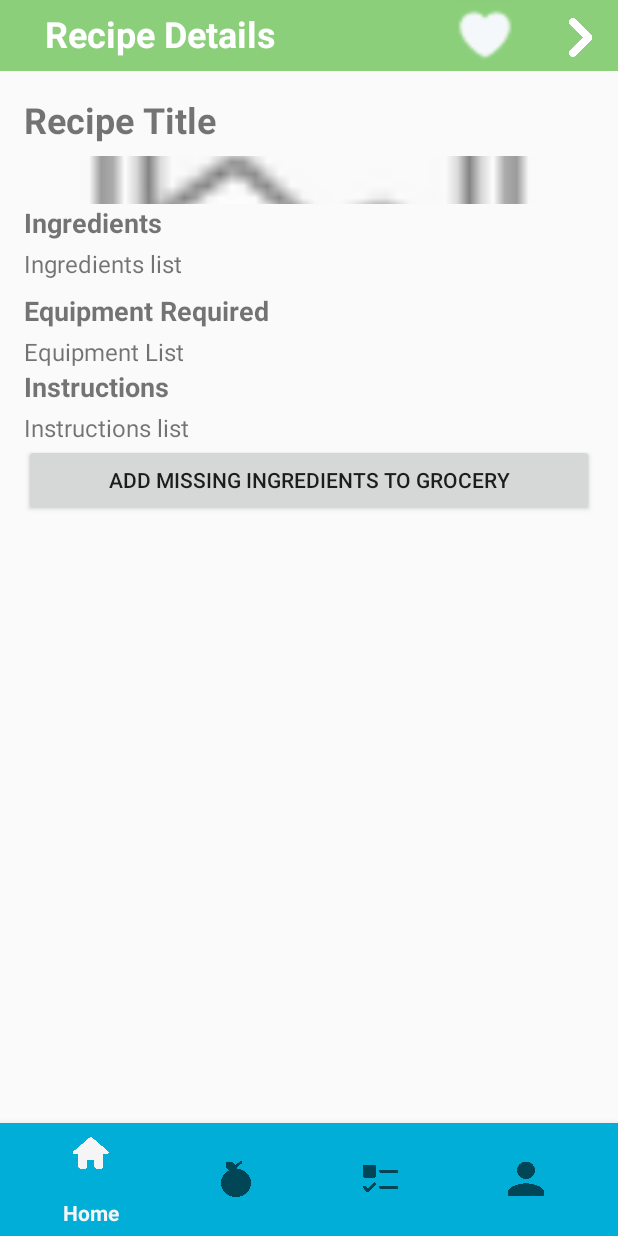
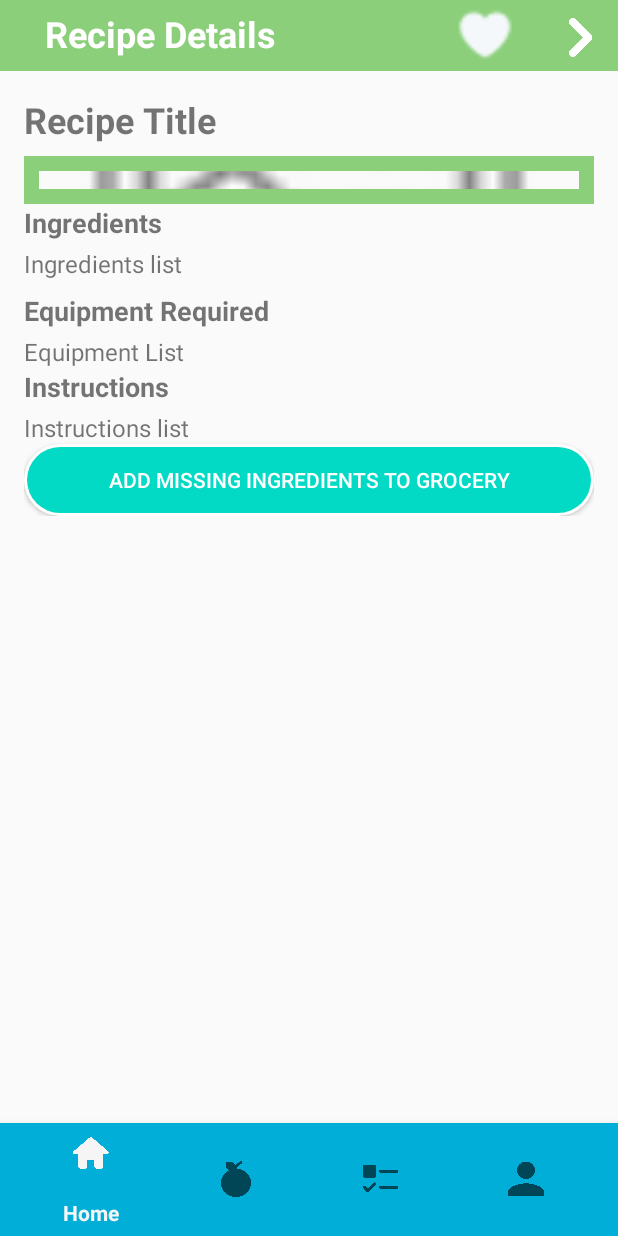
Before and after one commit to hunainadhi/Foodification-app, an Android app: the fragment RecipeDetailFragment placed in its activity, on a phone screen of 412 x 824 dp. Run offline under Robolectric (Android 15) with nearby library versions, the phone set to English and light mode, and no system bars; our stand-ins replace Firebase (no records; nobody signed in at launch, a user with empty details on screens opened directly), Picasso, Volley; network calls fail; pictures from the network do not load.

Commit message:
Malik Polish and bug fixes 1.0

```diff
--- a/app/src/main/java/com/example/foodification/BaseActivity.java
+++ b/app/src/main/java/com/example/foodification/BaseActivity.java
@@ -30,7 +30,7 @@ public class BaseActivity extends AppCompatActivity {
                     replaceFragment(new UserInfoFragment());
                     return true;
                 }
-                else if (item.getItemId() == R.id.person) {
+                else if (item.getItemId() == R.id.home) {
                     // Replace startActivity with fragment transaction
                     replaceFragment(new HomeFragment());
                     return true;
@@ -40,9 +40,9 @@ public class BaseActivity extends AppCompatActivity {
                     replaceFragment(new InventoryFragment());
                     return true;
                 }
-                else if (item.getItemId() == R.id.home) {
+                else if (item.getItemId() == R.id.recipe) {
                     // Replace startActivity with fragment transaction
-                    replaceFragment(new RecipePageFragment());
+                    replaceFragment(new GroceryFragment());
                     return true;
                 }
                 return false;
--- a/app/src/main/java/com/example/foodification/HomeFragment.java
+++ b/app/src/main/java/com/example/foodification/HomeFragment.java
@@ -151,8 +151,9 @@ public class HomeFragment extends Fragment {
                                 }
 
                                 int totalIngredients = recipeObject.getInt("usedIngredientCount") + missedIngredients.length();
-                                double missedPercentage = totalIngredients == 0 ? 0 : (double) missedIngredients.length() / totalIngredients * 100;
-                                String missedPer = String.valueOf(missedPercentage).substring(0,4);
+                                double missedPercentage = totalIngredients == 0 ? 0 :  (double) missedIngredients.length() / totalIngredients * 100;
+
+                                String missedPer = String.valueOf((int)missedPercentage);
                                 String missedCount = String.valueOf(missedIngredients.length());
 
 
--- a/app/src/main/java/com/example/foodification/RecipeDetailFragment.java
+++ b/app/src/main/java/com/example/foodification/RecipeDetailFragment.java
@@ -10,6 +10,7 @@ import android.view.LayoutInflater;
 import android.view.View;
 import android.view.ViewGroup;
 import android.widget.Button;
+import android.widget.ImageView;
 import android.widget.TextView;
 import android.widget.Toast;
 
@@ -26,6 +27,7 @@ import com.google.firebase.database.DatabaseReference;
 import com.google.firebase.database.FirebaseDatabase;
 import com.google.firebase.database.ValueEventListener;
 import com.google.gson.Gson;
+import com.squareup.picasso.Picasso;
 
 import java.util.HashMap;
 import java.util.LinkedHashSet;
@@ -37,6 +39,8 @@ public class RecipeDetailFragment extends Fragment {
 
     // UI elements
     private TextView recipeTitle;
+    private ImageView recipeImage;
+
     private TextView recipeIngredients;
     private TextView recipeInstructions, recipeEquipment;
     private Button missingIngredientsButton;
@@ -72,6 +76,7 @@ public class RecipeDetailFragment extends Fragment {
         recipeIngredients = view.findViewById(R.id.detail_recipe_ingredients);
         recipeInstructions = view.findViewById(R.id.detail_recipe_instructions);
         recipeEquipment= view.findViewById(R.id.detail_recipe_equipment);
+        recipeImage= view.findViewById(R.id.recipeImage);
         SharedPreferences preferences = PreferenceManager.getDefaultSharedPreferences(requireContext());
         email = preferences.getString("global_variable_key", "default_value");
         FirebaseApp.initializeApp(requireContext());
@@ -95,6 +100,12 @@ public class RecipeDetailFragment extends Fragment {
 
             // Populate the UI elements with the recipe detail data
             if (recipeDetail != null) {
+                String imageUrl = recipeDetail.getImage();
+                       Picasso.get()
+                        .load(imageUrl)
+//                        .placeholder(R.drawable.placeholder_image) // Placeholder image
+//                        .error(R.drawable.error_image) // Image to display on error
+                        .into(recipeImage);
                 recipeTitle.setText(recipeDetail.getName());
                 recipeIngredients.setText(formatIngredients(recipeDetail.getSteps()));
                 recipeEquipment.setText(formatEquipment(recipeDetail.getSteps()));
--- a/app/src/main/java/com/example/foodification/RecipePageFragment.java
+++ b/app/src/main/java/com/example/foodification/RecipePageFragment.java
@@ -99,7 +99,7 @@ public class RecipePageFragment extends Fragment {
                             public void onResponse(JSONArray response) {
                                 try {
 
-                                    RecipeDetail recipeDetail = parseRecipeDetail(response, name,missedIngredients);
+                                    RecipeDetail recipeDetail = parseRecipeDetail(response, name,missedIngredients, recipe.getImage());
                                     openRecipeDetailFragment(recipeDetail,recipe);
                                 } catch (JSONException e) {
                                     e.printStackTrace();
@@ -135,7 +135,7 @@ public class RecipePageFragment extends Fragment {
         MySingleton.getInstance(getContext()).addToRequestQueue(jsonObjectRequest);
     }
 
-    private RecipeDetail parseRecipeDetail(JSONArray response, String rName, List<Ingredient> missedIngredients) throws JSONException {
+    private RecipeDetail parseRecipeDetail(JSONArray response, String rName, List<Ingredient> missedIngredients, String image) throws JSONException {
         RecipeDetail recipeDetail = new RecipeDetail();
 
         if (response.length() > 0) {
@@ -182,6 +182,8 @@ public class RecipePageFragment extends Fragment {
             }
             recipeDetail.setSteps(steps);
             recipeDetail.setMissingIngredients(missedIngredients);
+            recipeDetail.setImage(image);
+
         }
 
         return recipeDetail;
--- /dev/null
+++ b/app/src/main/res/drawable/buttons.xml
@@ -0,0 +1,18 @@
+<?xml version="1.0" encoding="utf-8"?>
+<!-- res/drawable/rounded_border.xml -->
+<layer-list xmlns:android="http://schemas.android.com/apk/res/android">
+    <item>
+        <shape android:shape="rectangle">
+            <solid android:color="#FFFFFF" /> <!-- Background color -->
+            <corners android:radius="50dp" /> <!-- Radius for rounded corners -->
+        </shape>
+    </item>
+    <item android:right="2dp" android:left="2dp" android:top="2dp" android:bottom="2dp">
+        <shape android:shape="rectangle">
+            <corners android:radius="50dp" /> <!-- Radius for rounded corners -->
+            <gradient
+                android:startColor="@color/teal_200" android:endColor="@color/teal_200" android:angle="45"/>
+            <!-- Angle for the gradient -->
+        </shape>
+    </item>
+</layer-list>
--- /dev/null
+++ b/app/src/main/res/drawable/corners_image.xml
@@ -0,0 +1,20 @@
+<?xml version="1.0" encoding="utf-8"?>
+    <!-- res/drawable/gradient_border.xml -->
+<layer-list xmlns:android="http://schemas.android.com/apk/res/android">
+<!-- Background -->
+<item>
+    <shape android:shape="rectangle">
+        <solid android:color="@android:color/transparent" />
+    </shape>
+</item>
+
+<!-- Gradient Border -->
+<item android:left="0sp" android:right="0sp" android:top="0sp" android:bottom="0sp">
+    <shape android:shape="rectangle">
+        <corners android:radius="0dp" /> <!-- Radius for rounded corners -->
+        <stroke
+            android:width="10dp" android:color="#8BCF7B"  android:angle="45" /> <!-- Angle for the gradient -->
+ /> <!-- Angle for the gradient -->
+    </shape>
+</item>
+</layer-list>
--- a/app/src/main/res/layout/activity_recipe_detail.xml
+++ b/app/src/main/res/layout/activity_recipe_detail.xml
@@ -19,10 +19,10 @@
         android:layout_width="45dp"
         android:layout_height="45dp"
         android:layout_alignParentTop="true"
+        android:layout_marginStart="16dp"
         android:layout_toLeftOf="@id/backButton"
-        android:layout_marginStart="16dp"
         android:background="@drawable/heart"
-        tools:ignore="SpeakableTextPresentCheck" />
+        tools:ignore="SpeakableTextPresentCheck,TouchTargetSizeCheck" />
     <Button
         android:id="@+id/backButton"
         android:layout_width="50dp"
@@ -75,15 +75,33 @@
             android:textSize="24sp"
             android:layout_marginBottom="8dp"
             android:text="@string/Recipe_Title" />
+        <FrameLayout
+            android:layout_width="match_parent"
+            android:layout_height="match_parent">
 
+            <ImageView
+                android:id="@+id/recipeImage"
+                android:layout_width="match_parent"
+                android:layout_height="match_parent"
+                android:scaleType="centerCrop"
+
+                app:srcCompat="@android:drawable/ic_menu_gallery"></ImageView> <!-- Replace with your image resource -->
+            <ImageView
+                android:layout_width="match_parent"
+                android:layout_height="match_parent"
+                android:scaleType="centerCrop"
+                android:background="@drawable/corners_image"
+                android:contentDescription="Gradient border" />
+        </FrameLayout>
         <!-- Ingredients header -->
-        <ImageView
-            android:id="@+id/recipeImage"
-            android:layout_width="match_parent"
-            android:layout_height="wrap_content"
-            android:scaleType="centerCrop"
-            app:srcCompat="@android:drawable/ic_menu_gallery"
-            tools:ignore="ContentDescription,ImageContrastCheck" />
+<!--        <ImageView-->
+<!--            android:id="@+id/recipeImage"-->
+<!--            android:layout_width="match_parent"-->
+<!--            android:layout_height="match_parent"-->
+<!--            android:scaleType="centerCrop"-->
+<!--            android:background="@drawable/corners_image"-->
+<!--            app:srcCompat="@android:drawable/ic_menu_gallery"-->
+<!--            tools:ignore="ContentDescription,ImageContrastCheck" />-->
 
         <TextView
             android:layout_width="wrap_content"
@@ -139,6 +157,8 @@
             android:id="@+id/addMissedIngredients"
             android:layout_width="match_parent"
             android:layout_height="wrap_content"
+            android:textColor="@color/white"
+            android:background="@drawable/buttons"
             android:text="Add Missing Ingredients to Grocery" />
         <!-- Equipment header -->
 
--- a/app/src/main/res/layout/dialog_add_ingredient.xml
+++ b/app/src/main/res/layout/dialog_add_ingredient.xml
@@ -39,7 +39,8 @@
         android:layout_height="wrap_content"
         android:layout_gravity="center"
         android:layout_marginTop="16dp"
-        android:background="#01AED8"
+        android:textColor="@color/white"
+        android:background="@drawable/buttons"
         android:text="@string/Add"
         tools:ignore="TextContrastCheck" />
 </LinearLayout>
--- a/app/src/main/res/layout/item_ingredient.xml
+++ b/app/src/main/res/layout/item_ingredient.xml
@@ -52,6 +52,8 @@
                     android:layout_width="wrap_content"
                     android:layout_height="wrap_content"
                     android:text="@string/Delete"
+                    android:textColor="@color/white"
+                    android:background="@drawable/buttons"
                     app:layout_constraintRight_toRightOf="parent"/>
 
                 <!-- Modify Button -->
@@ -60,6 +62,8 @@
                     android:layout_width="wrap_content"
                     android:layout_height="wrap_content"
                     android:text="@string/Modify"
+                    android:textColor="@color/white"
+                    android:background="@drawable/buttons"
                     app:layout_constraintRight_toLeftOf="@id/deleteButton"
                     />
 
--- a/app/src/main/res/menu/bottom_nav_menu.xml
+++ b/app/src/main/res/menu/bottom_nav_menu.xml
@@ -1,16 +1,16 @@
 <?xml version="1.0" encoding="utf-8"?>
 <menu xmlns:android="http://schemas.android.com/apk/res/android">
     <item
-        android:id="@+id/person"
+        android:id="@+id/home"
         android:title="Home"
         android:icon="@drawable/home"/>
     <item
-        android:id="@+id/home"
-        android:title="Recipe"
+        android:id="@+id/recipe"
+        android:title="Grocery List"
         android:icon="@drawable/recipe"/>
     <item
         android:id="@+id/settings"
-        android:title="Grocery list"
+        android:title="Inventory"
         android:icon="@drawable/grocery_list"/>
     <item
         android:id="@+id/account"
```
Also changed, not shown: app/src/main/java/com/example/foodification/GroceryFragment.java (+5 -2 lines), app/src/main/java/com/example/foodification/RecipeDetail.java (+8 -0 lines), app/src/main/res/layout/recipe_item.xml (+30 -8 lines).
